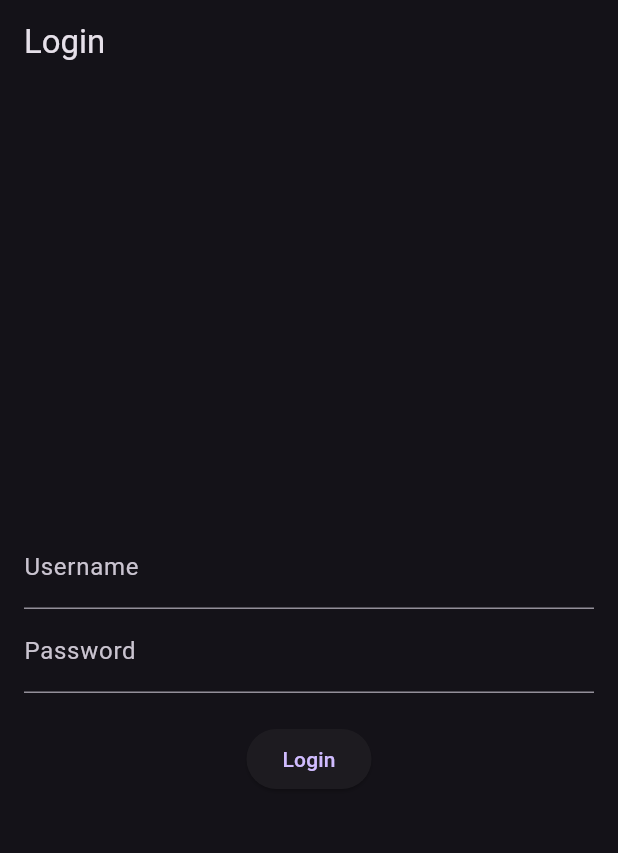
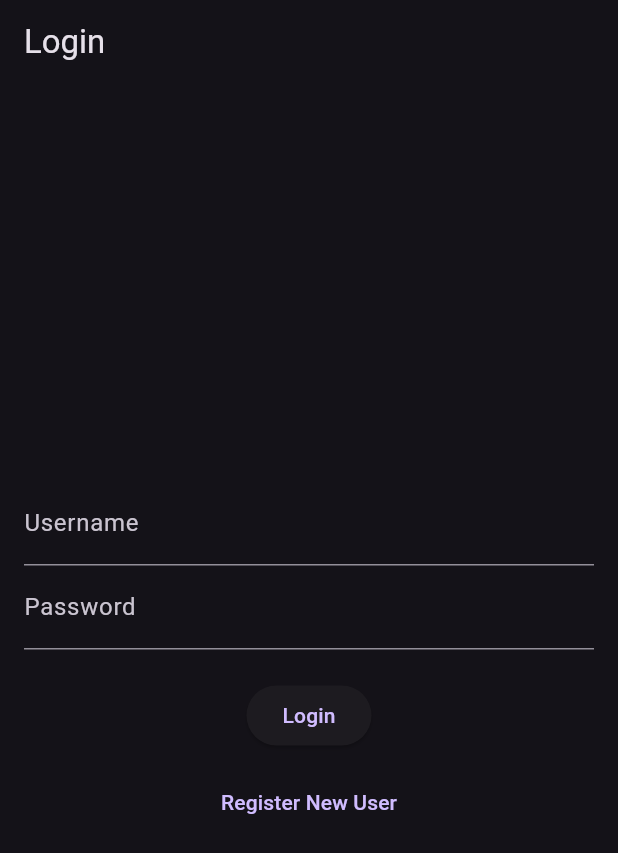
Before and after one commit to SlaydeSequeira/Flutter_project, a Flutter app: the screen it shows after launch, on a phone screen of 412 x 824 dp. Shown: the top 853 px of the screen. Run offline on Flutter 3.47's test engine with Material 3 defaults, Android fonts, the phone set to English and light mode, and no system bars; our stand-ins replace google_maps_flutter, qr_flutter, shared_preferences.

Commit message:
register page added

```diff
--- a/lib/main.dart
+++ b/lib/main.dart
@@ -30,6 +30,7 @@ class MyApp extends StatelessWidget {
         '/qr': (context) => const GenerateQRScreen(),
         '/games': (context) => const GamesScreen(),
         '/settings': (context) => const SettingsScreen(),
+        '/register': (context) => const RegisterScreen(), // Add register route
       },
     );
   }
@@ -83,6 +84,13 @@ class _LoginScreenState extends State<LoginScreen> {
                 onPressed: _login,
                 child: const Text('Login'),
               ),
+              const SizedBox(height: 10),
+              TextButton(
+                onPressed: () {
+                  Navigator.pushNamed(context, '/register'); // Navigate to Register screen
+                },
+                child: const Text('Register New User'),
+              ),
             ],
           ),
         ),
@@ -90,3 +98,17 @@ class _LoginScreenState extends State<LoginScreen> {
     );
   }
 }
+
+class RegisterScreen extends StatelessWidget {
+  const RegisterScreen({super.key});
+
+  @override
+  Widget build(BuildContext context) {
+    return Scaffold(
+      appBar: AppBar(title: const Text('Register')),
+      body: const Center(
+        child: Text('Registration screen (No logic yet)'),
+      ),
+    );
+  }
+}
--- a/pubspec.yaml
+++ b/pubspec.yaml
@@ -30,7 +30,7 @@ environment:
 dependencies:
   flutter:
     sdk: flutter
-  google_maps_flutter: ^2.9.0
+  google_maps_flutter: ^2.1.1
   qr_flutter: ^4.1.0
   shared_preferences: ^2.0.0
   intl: ^0.18.0
```
Also changed, not shown: 2 other files.
